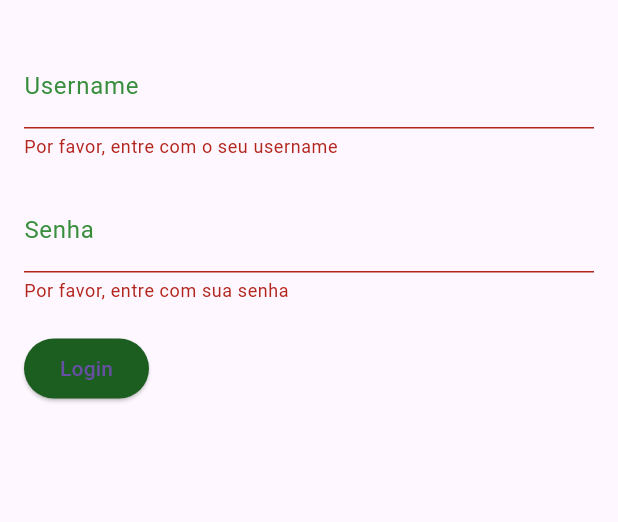
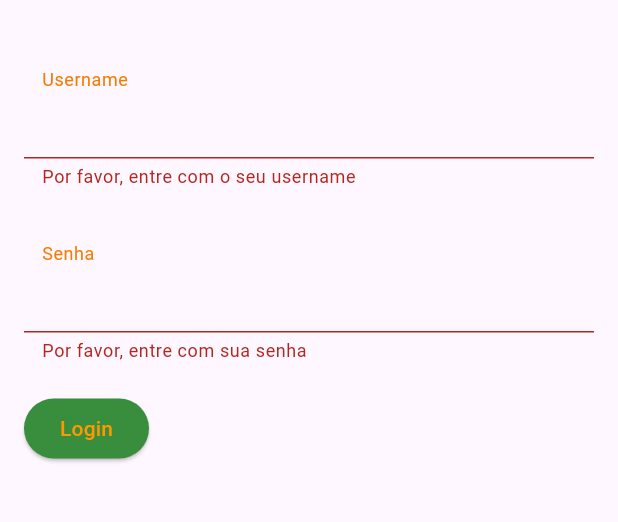
Before and after one commit to teodorogit/trabalho-flutter, a Flutter app: the screen it shows after launch, after a tap on "Login", on a phone screen of 412 x 824 dp, the part 257-779 px from its top. Run offline on Flutter 3.47's test engine with Material 3 defaults, Android fonts, the phone set to English and light mode, and no system bars.

Commit message:
mudanças na cor e borda de login

```diff
--- a/uniclass/lib/telas/login.dart
+++ b/uniclass/lib/telas/login.dart
@@ -24,16 +24,13 @@ class _LoginScreenState extends State<LoginScreen> {
         child: Form(
           key: _formKey,
           child: Column(
-            crossAxisAlignment: CrossAxisAlignment.start, // alinha à esquerda
+            crossAxisAlignment: CrossAxisAlignment.start,
             children: <Widget>[
-              // Logo no canto superior esquerdo
               Image.asset(
                 'assets/unicv_logo_verde.png',
                 height: 60,
               ),
               const SizedBox(height: 10),
-
-              // Título da tela
               const Text(
                 'Bem vindo ao UniClass',
                 style: TextStyle(
@@ -43,13 +40,16 @@ class _LoginScreenState extends State<LoginScreen> {
                 ),
               ),
               const SizedBox(height: 30),
-
-              // Campo de Username
               TextFormField(
                 controller: _usernameController,
                 decoration: InputDecoration(
                   labelText: 'Username',
-                  labelStyle: TextStyle(color: Colors.green[700]),
+                  labelStyle: TextStyle(color: Colors.orange[700]),
+                  floatingLabelBehavior: FloatingLabelBehavior.always,
+                  contentPadding: const EdgeInsets.symmetric(
+                    vertical: 18.0,
+                    horizontal: 12.0,
+                  ),
                   enabledBorder: OutlineInputBorder(
                     borderSide: BorderSide(color: Colors.green[700]!),
                   ),
@@ -61,24 +61,27 @@ class _LoginScreenState extends State<LoginScreen> {
                   if (value == null || value.isEmpty) {
                     return 'Por favor, entre com o seu username';
                   } else if (value.length < 4) {
-                    return 'O username deve ter pelo menos 4 caracteres';
+                    return 'O username deve conter pelo menos 4 caracteres';
                   }
                   return null;
                 },
               ),
               const SizedBox(height: 20),
-
-              // Campo de Senha
               TextFormField(
                 controller: _passwordController,
                 decoration: InputDecoration(
                   labelText: 'Senha',
-                  labelStyle: TextStyle(color: Colors.green[700]),
+                  labelStyle: TextStyle(color: Colors.orange[700]),
+                  floatingLabelBehavior: FloatingLabelBehavior.always,
+                  contentPadding: const EdgeInsets.symmetric(
+                    vertical: 18.0,
+                    horizontal: 12.0,
+                  ),
                   enabledBorder: OutlineInputBorder(
-                    borderSide: BorderSide(color: Colors.green[700]!),
+                    borderSide: BorderSide(color: const Color.fromARGB(255, 65, 152, 69)!),
                   ),
                   focusedBorder: OutlineInputBorder(
-                    borderSide: BorderSide(color: Colors.green[900]!),
+                    borderSide: BorderSide(color: const Color.fromARGB(255, 65, 152, 69)!),
                   ),
                 ),
                 obscureText: true,
@@ -86,17 +89,15 @@ class _LoginScreenState extends State<LoginScreen> {
                   if (value == null || value.isEmpty) {
                     return 'Por favor, entre com sua senha';
                   } else if (value.length < 6) {
-                    return 'A senha deve ter pelo menos 6 caracteres';
+                    return 'A senha deve conter menos 6 caracteres';
                   }
                   return null;
                 },
               ),
               const SizedBox(height: 20),
-
-              // Botão de Login
               ElevatedButton(
                 style: ElevatedButton.styleFrom(
-                  backgroundColor: Colors.green[900],
+                  backgroundColor: Colors.green[700],
                 ),
                 onPressed: () {
                   if (_formKey.currentState!.validate()) {
@@ -105,7 +106,10 @@ class _LoginScreenState extends State<LoginScreen> {
                     );
                   }
                 },
-                child: const Text('Login'),
+                child: const Text(
+                  'Login',
+                  style: TextStyle(color: Colors.orange),
+                ),
               ),
             ],
           ),
```
